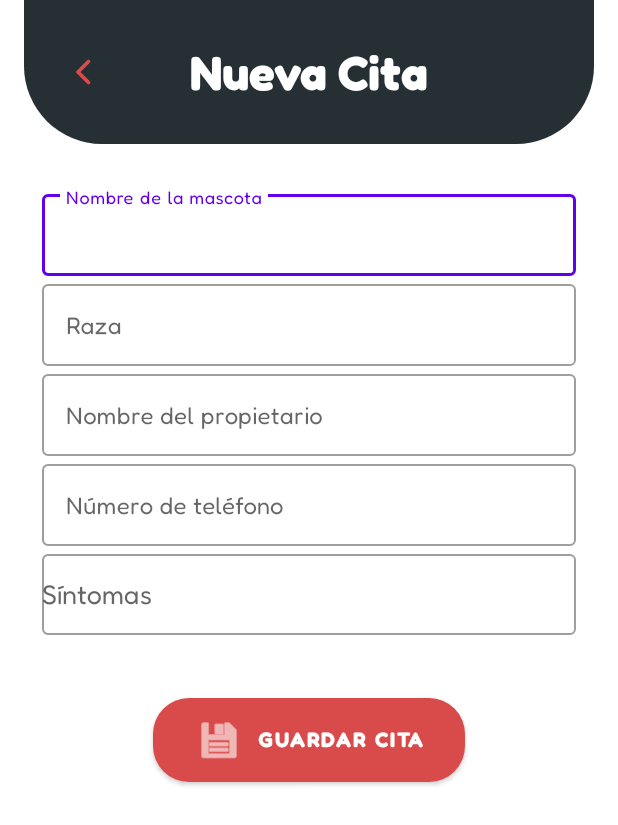
After one commit to DocPaloma/DogApp, an Android app built with Jetpack Compose: the layout fragment_add_cita.xml on its own in the app's theme, with its tools: preview values and no code run, on a phone screen of 412 x 824 dp. The commit adds this screen. Shown: the top 825 px of the screen. Run offline under Robolectric (Android 15) with nearby library versions, the phone set to English and light mode, and no system bars.

Commit message:
create xml for add cita, added new regular font and minor updates

```diff
--- a/app/src/main/res/drawable/bg_header_home.xml
+++ b/app/src/main/res/drawable/bg_header_home.xml
@@ -2,7 +2,7 @@
 <shape xmlns:android="http://schemas.android.com/apk/res/android"
     android:shape="rectangle">
 
-    <solid android:color="#262F34"/>
+    <solid android:color="@color/dark_gray"/>
 
     <corners android:bottomLeftRadius="48dp"/>
 
--- /dev/null
+++ b/app/src/main/res/drawable/bg_header_new_cita.xml
@@ -0,0 +1,10 @@
+<?xml version="1.0" encoding="utf-8"?>
+<shape xmlns:android="http://schemas.android.com/apk/res/android"
+    android:shape="rectangle">
+
+    <solid android:color="@color/dark_gray"/>
+
+    <corners android:bottomLeftRadius="52dp"
+        android:bottomRightRadius="52dp"/>
+
+</shape>
--- /dev/null
+++ b/app/src/main/res/drawable/return_shape_header.xml
@@ -0,0 +1,17 @@
+<?xml version="1.0" encoding="utf-8"?>
+<vector
+    xmlns:android="http://schemas.android.com/apk/res/android"
+    android:width="24dp"
+    android:height="24dp"
+    android:viewportWidth="24"
+    android:viewportHeight="24">
+
+    <path
+        android:fillColor="@android:color/transparent"
+        android:pathData="M15,5 L8,12 L15,19"
+        android:strokeColor="@color/red_d94"
+        android:strokeWidth="2.5"
+        android:strokeLineCap="round"
+        android:strokeLineJoin="round"/>
+
+</vector>
--- /dev/null
+++ b/app/src/main/res/layout/fragment_add_cita.xml
@@ -0,0 +1,185 @@
+<?xml version="1.0" encoding="utf-8"?>
+<androidx.constraintlayout.widget.ConstraintLayout
+    xmlns:android="http://schemas.android.com/apk/res/android"
+    xmlns:app="http://schemas.android.com/apk/res-auto"
+    xmlns:tools="http://schemas.android.com/tools"
+    android:layout_width="match_parent"
+    android:layout_height="match_parent"
+    android:background="@color/white">
+
+    <!-- TOOLBAR / HEADER SUPERIOR -->
+    <androidx.constraintlayout.widget.ConstraintLayout
+        android:id="@+id/headerNuevaCita"
+        android:layout_width="0dp"
+        android:layout_height="96dp"
+        android:background="@drawable/bg_header_new_cita"
+        android:paddingStart="16dp"
+        android:paddingEnd="16dp"
+        android:layout_marginStart="16dp"
+        android:layout_marginEnd="16dp"
+        app:layout_constraintEnd_toEndOf="parent"
+        app:layout_constraintStart_toStartOf="parent"
+        app:layout_constraintTop_toTopOf="parent">
+
+        <ImageButton
+            android:id="@+id/btnReturn"
+            android:layout_width="48dp"
+            android:layout_height="48dp"
+            android:background="?attr/selectableItemBackgroundBorderless"
+            android:contentDescription="Volver"
+            android:src="@drawable/return_shape_header"
+            app:layout_constraintBottom_toBottomOf="parent"
+            app:layout_constraintStart_toStartOf="parent"
+            app:layout_constraintTop_toTopOf="parent" />
+
+        <TextView
+            android:id="@+id/tvTitleNewCita"
+            android:layout_width="wrap_content"
+            android:layout_height="wrap_content"
+            android:fontFamily="@font/fredoka_bold"
+            android:text="@string/new_cita_title"
+            android:textColor="@color/white"
+            android:textSize="32sp"
+            app:layout_constraintBottom_toBottomOf="parent"
+            app:layout_constraintEnd_toEndOf="parent"
+            app:layout_constraintStart_toStartOf="parent"
+            app:layout_constraintTop_toTopOf="parent"/>
+
+    </androidx.constraintlayout.widget.ConstraintLayout>
+
+    <!-- FORMULARIO CON SCROLL -->
+    <ScrollView
+        android:layout_width="0dp"
+        android:layout_height="0dp"
+        android:fillViewport="true"
+        app:layout_constraintBottom_toBottomOf="parent"
+        app:layout_constraintEnd_toEndOf="parent"
+        app:layout_constraintStart_toStartOf="parent"
+        app:layout_constraintTop_toBottomOf="@id/headerNuevaCita">
+
+        <LinearLayout
+            android:layout_width="match_parent"
+            android:layout_height="match_parent"
+            android:orientation="vertical"
+            android:paddingStart="28dp"
+            android:paddingTop="28dp"
+            android:paddingEnd="28dp"
+            android:paddingBottom="28dp">
+
+            <!-- Nombre de la mascota -->
+            <com.google.android.material.textfield.TextInputLayout
+                android:id="@+id/tilNombreMascota"
+                style="@style/Widget.MaterialComponents.TextInputLayout.OutlinedBox"
+                android:layout_width="match_parent"
+                android:layout_height="wrap_content"
+                android:hint="@string/hint_name">
+
+                <com.google.android.material.textfield.TextInputEditText
+                    android:id="@+id/etNombreMascota"
+                    android:layout_width="match_parent"
+                    android:layout_height="wrap_content"
+                    android:fontFamily="@font/fredoka_regular"
+                    android:inputType="textCapWords"
+                    android:maxLines="1"/>
+
+            </com.google.android.material.textfield.TextInputLayout>
+
+            <!-- Raza -->
+            <com.google.android.material.textfield.TextInputLayout
+                android:id="@+id/tilRace"
+                style="@style/Widget.MaterialComponents.TextInputLayout.OutlinedBox"
+                android:layout_width="match_parent"
+                android:layout_height="wrap_content"
+                android:hint="@string/hint_race">
+
+                <com.google.android.material.textfield.TextInputEditText
+                    android:id="@+id/etRace"
+                    android:layout_width="match_parent"
+                    android:layout_height="wrap_content"
+                    android:fontFamily="@font/fredoka_regular"
+                    android:inputType="textAutoComplete"
+                    android:maxLines="1"/>
+
+            </com.google.android.material.textfield.TextInputLayout>
+
+            <!-- Nombre propietario -->
+            <com.google.android.material.textfield.TextInputLayout
+                android:id="@+id/tilNombrePropietario"
+                style="@style/Widget.MaterialComponents.TextInputLayout.OutlinedBox"
+                android:layout_width="match_parent"
+                android:layout_height="wrap_content"
+                android:hint="@string/hint_owner_name">
+
+                <com.google.android.material.textfield.TextInputEditText
+                    android:id="@+id/etNombrePropietario"
+                    android:layout_width="match_parent"
+                    android:layout_height="wrap_content"
+                    android:fontFamily="@font/fredoka_regular"
+                    android:inputType="textCapWords"
+                    android:maxLines="1"/>
+
+            </com.google.android.material.textfield.TextInputLayout>
+
+            <!-- Teléfono -->
+            <com.google.android.material.textfield.TextInputLayout
+                android:id="@+id/tilPhone"
+                style="@style/Widget.MaterialComponents.TextInputLayout.OutlinedBox"
+                android:layout_width="match_parent"
+                android:layout_height="wrap_content"
+                android:hint="@string/hint_phone">
+
+                <com.google.android.material.textfield.TextInputEditText
+                    android:id="@+id/etPhone"
+                    android:layout_width="match_parent"
+                    android:layout_height="wrap_content"
+                    android:fontFamily="@font/fredoka_regular"
+                    android:inputType="phone"
+                    android:maxLines="1"/>
+
+            </com.google.android.material.textfield.TextInputLayout>
+
+            <!-- Selector de Sintomas -->
+            <com.google.android.material.textfield.TextInputLayout
+                android:id="@+id/tilSymptoms"
+                style="@style/Widget.MaterialComponents.TextInputLayout.OutlinedBox"
+                android:layout_width="match_parent"
+                android:layout_height="wrap_content"
+                android:hint="@string/hint_symptoms">
+
+                <AutoCompleteTextView
+                    android:id="@+id/actSymptoms"
+                    android:layout_width="match_parent"
+                    android:layout_height="wrap_content"
+                    android:fontFamily="@font/fredoka_regular"
+                    android:inputType="none"
+                    android:minHeight="54dp"
+                    tools:ignore="LabelFor" />
+
+            </com.google.android.material.textfield.TextInputLayout>
+
+            <!-- Botón guardar cita -->
+            <com.google.android.material.button.MaterialButton
+                android:id="@+id/btnSaveCita"
+                android:layout_width="wrap_content"
+                android:layout_height="wrap_content"
+                android:layout_gravity="center_horizontal"
+                android:layout_marginTop="36dp"
+                android:fontFamily="@font/fredoka_bold"
+                android:paddingStart="28dp"
+                android:paddingTop="12dp"
+                android:paddingEnd="28dp"
+                android:paddingBottom="12dp"
+                android:text="@string/save_cita"
+                android:textColor="@color/white"
+                app:backgroundTint="@color/red_d94"
+                app:cornerRadius="24dp"
+                app:icon="@android:drawable/ic_menu_save"
+                app:iconGravity="textStart"
+                app:iconPadding="10dp"
+                app:iconTint="@color/white"/>
+
+        </LinearLayout>
+
+    </ScrollView>
+
+</androidx.constraintlayout.widget.ConstraintLayout>
--- a/app/src/main/res/layout/fragment_home_citas.xml
+++ b/app/src/main/res/layout/fragment_home_citas.xml
@@ -5,7 +5,7 @@
     xmlns:tools="http://schemas.android.com/tools"
     android:layout_width="match_parent"
     android:layout_height="match_parent"
-    android:background="#F5F5F5">
+    android:background="@color/white">
 
     <!-- HEADER SUPERIOR -->
     <androidx.constraintlayout.widget.ConstraintLayout
--- a/app/src/main/res/layout/fragment_login.xml
+++ b/app/src/main/res/layout/fragment_login.xml
@@ -6,7 +6,7 @@
     android:id="@+id/loginRoot"
     android:layout_width="match_parent"
     android:layout_height="match_parent"
-    android:background="#262F34"
+    android:background="@color/dark_gray"
     tools:context=".view.login.LoginFragment">
 
     <!-- Imagen superior derecha: cabeza de perro con fondo transparente -->
--- a/app/src/main/res/layout/item_cita.xml
+++ b/app/src/main/res/layout/item_cita.xml
@@ -42,7 +42,7 @@
             android:layout_height="wrap_content"
             android:layout_marginStart="14dp"
             android:ellipsize="end"
-            android:fontFamily=""
+            android:fontFamily="@font/fredoka_regular"
             android:maxLines="1"
             android:textColor="@color/gray_222"
             android:textSize="18sp"
@@ -58,6 +58,7 @@
             android:layout_height="wrap_content"
             android:layout_marginTop="6dp"
             android:ellipsize="end"
+            android:fontFamily="@font/fredoka_regular"
             android:maxLines="2"
             android:textColor="@color/gray_555"
             android:textSize="14sp"
@@ -72,6 +73,7 @@
             android:layout_width="wrap_content"
             android:layout_height="wrap_content"
             android:textColor="@color/red_d94"
+            android:fontFamily="@font/fredoka_regular"
             android:textSize="14sp"
             android:textStyle="bold"
             app:layout_constraintEnd_toEndOf="parent"
--- a/app/src/main/res/values/colors.xml
+++ b/app/src/main/res/values/colors.xml
@@ -11,4 +11,5 @@
     <color name="gray_555">#555555</color>
     <color name="red_d94">#D94A4A</color>
     <color name="pink">#F05861</color>
+    <color name="dark_gray">#262F34</color>
 </resources>
--- a/app/src/main/res/values/strings.xml
+++ b/app/src/main/res/values/strings.xml
@@ -3,5 +3,11 @@
     <string name="cd_dog_login">Imagen de perro en login</string>
     <string name="app_title_login">DogApp</string>
     <string name="header_title">Administrador\nde citas</string>
-
+    <string name="new_cita_title">Nueva Cita</string>
+    <string name="hint_name">Nombre de la mascota</string>
+    <string name="hint_owner_name">Nombre del propietario</string>
+    <string name="hint_symptoms">Síntomas</string>
+    <string name="hint_phone">Número de teléfono</string>
+    <string name="hint_race">Raza</string>
+    <string name="save_cita">Guardar Cita</string>
 </resources>
```
Also changed, not shown: app/src/main/res/font/fredoka_regular.ttf (added).
